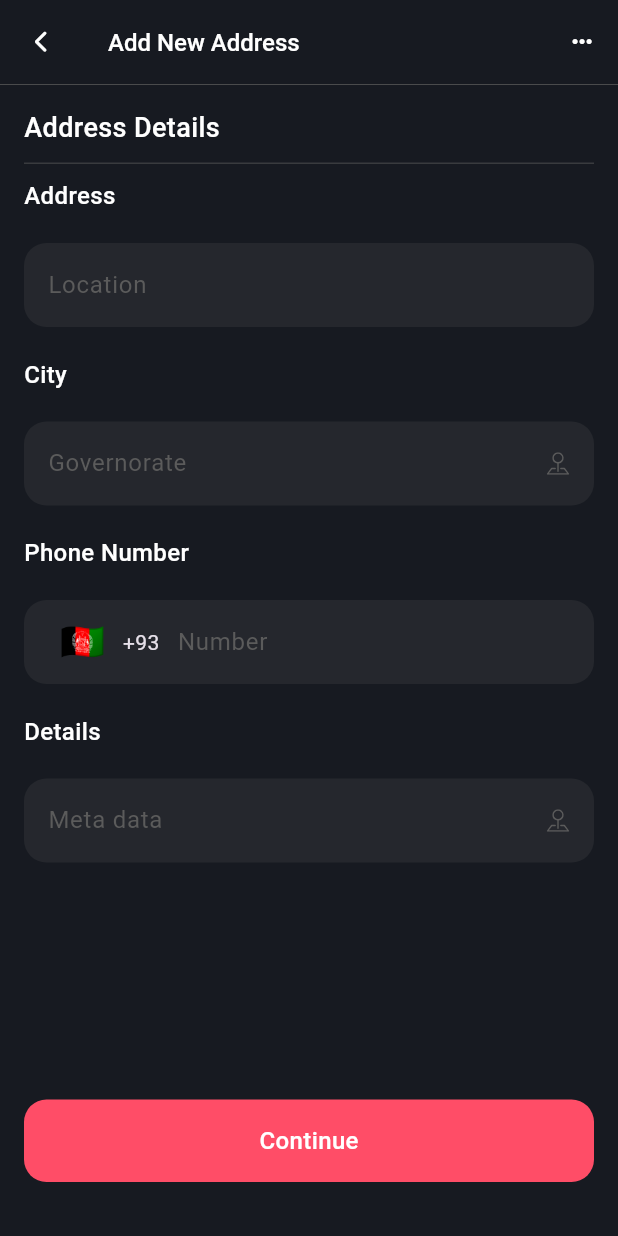
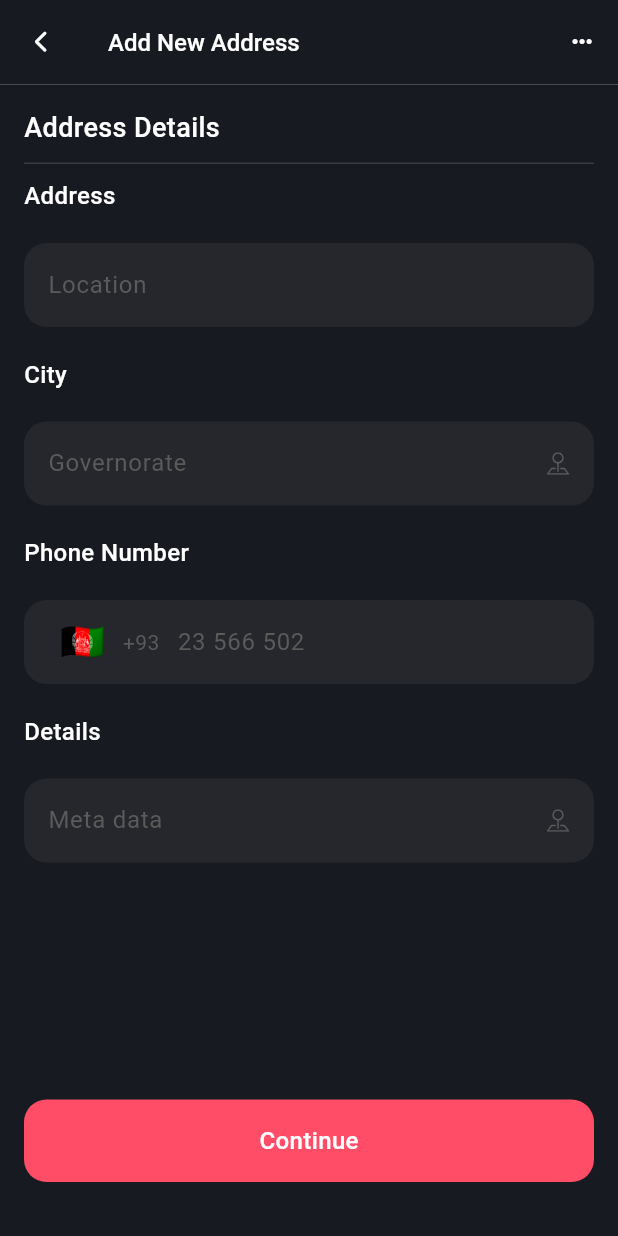
Before and after one commit to hafedh049/luxy, a Flutter app: the AddNewAddress screen opened directly, on a phone screen of 412 x 824 dp. Run offline on Flutter 3.47's test engine with Material 3 defaults, Android fonts, the phone set to English and light mode, and no system bars; drawn by our look-alikes of intl_phone_number_input; our stand-ins replace animated_toggle_switch, date_format, flutter_animate, fluttertoast, google_nav_bar, hive and 4 more; accounts and stored records are empty.

Commit message:
ModifiedM lib/views/add_new_address.dart

```diff
--- a/lib/views/add_new_address.dart
+++ b/lib/views/add_new_address.dart
@@ -21,6 +21,7 @@ class _AddNewAddressState extends State<AddNewAddress> {
     super.dispose();
   }
 
+  PhoneNumber _phoneNumber = PhoneNumber(dialCode: "+216");
   String _governorate = 'Tunis';
   final List<String> _tunisianGovernorates = <String>['Tunis', 'Ariana', 'Ben Arous', 'Manouba', 'Nabeul', 'Zaghouan', 'Bizerte', 'Béja', 'Jendouba', 'Kef', 'Siliana', 'Kairouan', 'Kasserine', 'Sidi Bouzid', 'Sousse', 'Monastir', 'Mahdia', 'Sfax', 'Gafsa', 'Tozeur', 'Kebili', 'Gabès', 'Medenine', 'Tataouine'];
 
@@ -156,20 +157,14 @@ class _AddNewAddressState extends State<AddNewAddress> {
                         autoValidateMode: AutovalidateMode.onUserInteraction,
                         cursorColor: pink,
                         errorMessage: "Wrong phone number format",
-                        hintText: "+216 23 566 502",
-                        searchBoxDecoration: const InputDecoration(
-                          contentPadding: EdgeInsets.all(16),
-                          border: InputBorder.none,
-                          hintText: "Choose your country",
-                          hintStyle: TextStyle(color: grey),
-                        ),
-                        inputDecoration: const InputDecoration(
-                          contentPadding: EdgeInsets.all(16),
-                          border: InputBorder.none,
-                          hintText: "Number",
-                          hintStyle: TextStyle(color: grey),
-                        ),
-                        onInputChanged: (PhoneNumber value) {},
+                        selectorTextStyle: const TextStyle(color: grey),
+                        locale: "en",
+                        initialValue: _phoneNumber,
+                        searchBoxDecoration: const InputDecoration(contentPadding: EdgeInsets.all(16), hintStyle: TextStyle(color: grey, fontSize: 18, fontWeight: FontWeight.w500)),
+                        inputDecoration: const InputDecoration(contentPadding: EdgeInsets.all(16), border: InputBorder.none, hintStyle: TextStyle(color: grey), hintText: "23 566 502"),
+                        onInputChanged: (PhoneNumber value) {
+                          _phoneNumber = value;
+                        },
                       ),
                     ),
                     const SizedBox(height: 20),
```
